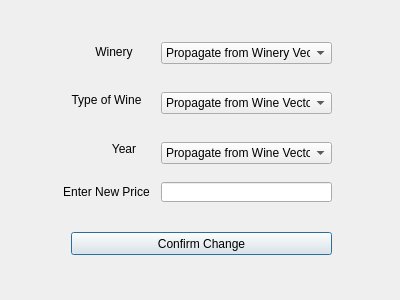
This is changeprice.ui in tyler949/CS1D-FirstPorject as Qt 5 draws it before an edit. The edited form follows.
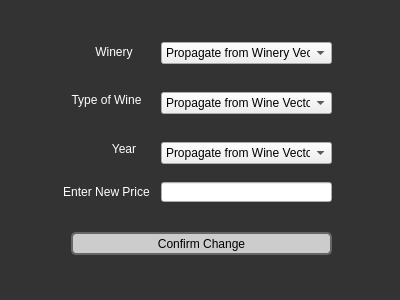
This is the edited form.

The edit to the form file:
```diff
--- a/changeprice.ui
+++ b/changeprice.ui
@@ -13,6 +13,47 @@
   <property name="windowTitle">
    <string>Dialog</string>
   </property>
+  <property name="styleSheet">
+   <string notr="true">QPushButton,QSpinBox{background-color: #ccc;}
+
+QPushButton:hover
+{
+background: #eee;
+cursor: pointer;
+  
+}
+QDialog
+{
+ background: #333;
+}
+QPushButton {  border: 2px solid #666;border-radius: 5px;z-index:1000;}
+
+QPushButton#viewWineries
+{ 
+height:100px;
+}
+QLabel
+{
+ 
+ color:#fff;
+}
+ 
+#columnView
+{z-index: 0; 
+background:#666;
+} 
+
+#frame,#frame_2,#frame_3
+{
+   background: #666;
+border-bottom: 1px solid #ccc;
+}
+#frame_4,#frame_5,#frame_6
+{
+border-bottom: 1px solid #ccc;
+   background: #999;
+} </string>
+  </property>
   <widget class="QComboBox" name="YearComboBox">
    <property name="geometry">
     <rect>
```
